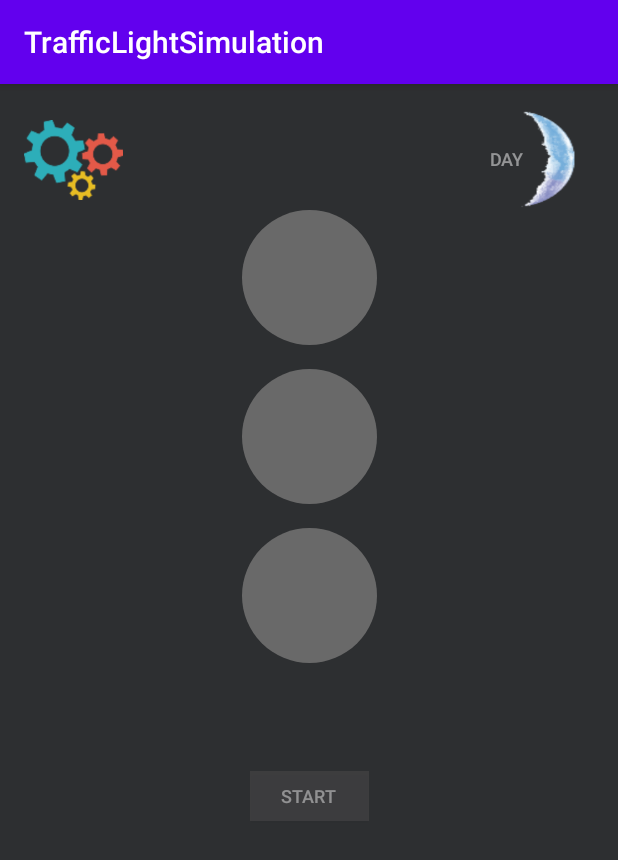
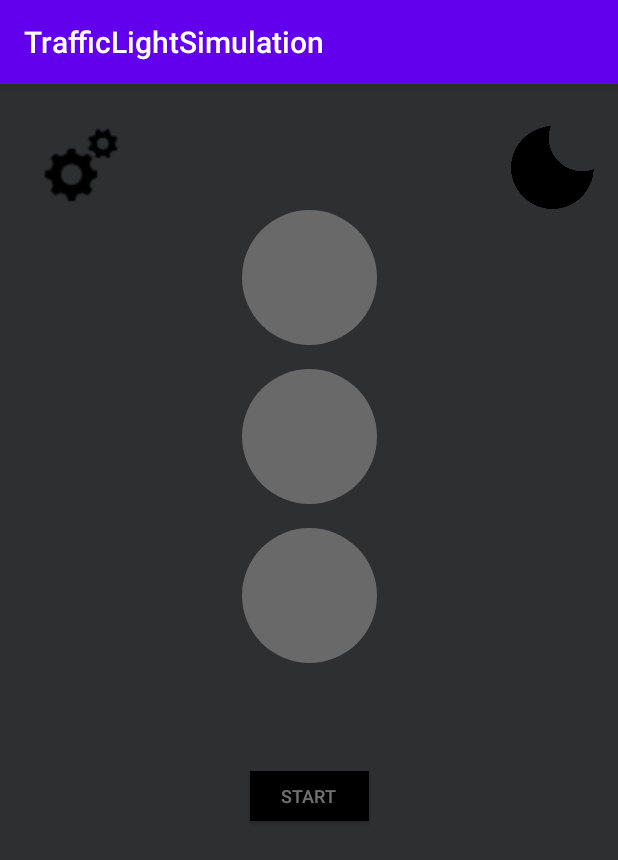
Before and after one commit to arinavalkova/traffic_light_simulation_for_android, an Android app: the screen it shows after launch (MainActivity), on a phone screen of 412 x 824 dp. Shown: the top 860 px of the screen. Run offline under Robolectric (Android 15) with nearby library versions, the phone set to English and light mode, and no system bars.

Commit message:
changed icons

```diff
--- a/app/src/main/java/com/westochka/trafficlightsimulation/MainActivity.java
+++ b/app/src/main/java/com/westochka/trafficlightsimulation/MainActivity.java
@@ -265,8 +265,7 @@ public class MainActivity extends AppCompatActivity
             @Override
             public void run()
             {
-                //dayNightButton.setForeground(getResources().getDrawable(R.drawable.blue_moon));
-                dayNightButton.setText(Consts.NIGHT_MODE_TEXT);
+                dayNightButton.setForeground(getResources().getDrawable(R.drawable.whitemoon));
             }
         });
     }
@@ -279,8 +278,7 @@ public class MainActivity extends AppCompatActivity
             @Override
             public void run()
             {
-                //dayNightButton.setForeground(getResources().getDrawable(R.drawable.yellow_moon));
-                dayNightButton.setText(Consts.DAY_MODE_TEXT);
+                dayNightButton.setForeground(getResources().getDrawable(R.drawable.blackmoon));
             }
         });
     }
--- a/app/src/main/res/layout/activity_main.xml
+++ b/app/src/main/res/layout/activity_main.xml
@@ -18,12 +18,12 @@
 
     <Button
         android:id="@+id/settingsButton"
-        android:layout_width="66dp"
-        android:layout_height="53dp"
-        android:layout_marginStart="16dp"
+        android:layout_width="60dp"
+        android:layout_height="60dp"
+        android:layout_marginStart="24dp"
         android:layout_marginTop="24dp"
         android:background="#00FFFFFF"
-        android:foreground="@drawable/gear"
+        android:foreground="@drawable/gear2"
         android:onClick="onClickSettings"
         android:textAlignment="viewStart"
         android:textColor="#7EFFFFFF"
@@ -77,7 +77,7 @@
         style="@android:style/Widget.Material.Light.Button.Toggle"
         android:layout_width="79dp"
         android:layout_height="33dp"
-        android:background="#1DB5A8A8"
+        android:background="#000000"
         android:onClick="onClickStartOrStopButton"
         android:shadowDx="100"
         android:shadowRadius="100"
@@ -92,18 +92,17 @@
 
     <Button
         android:id="@+id/dayOrNightModeButton"
-        android:layout_width="84dp"
-        android:layout_height="68dp"
-        android:layout_marginTop="16dp"
+        android:layout_width="55dp"
+        android:layout_height="55dp"
+        android:layout_marginTop="28dp"
         android:background="#00FFFFFF"
-        android:foreground="@drawable/colourful_moon"
+        android:foreground="@drawable/blackmoon"
         android:onClick="onClickDayOrNightMode"
-        android:text="day"
         android:textAlignment="viewStart"
         android:textColor="#7EFFFFFF"
         android:textSize="12sp"
         app:layout_constraintEnd_toEndOf="parent"
-        app:layout_constraintHorizontal_bias="0.996"
+        app:layout_constraintHorizontal_bias="0.955"
         app:layout_constraintStart_toStartOf="parent"
         app:layout_constraintTop_toTopOf="parent" />
 
```
Also changed, not shown: app/src/main/res/drawable/blackmoon.png (added), app/src/main/res/drawable/colourful_moon.png (deleted), app/src/main/res/drawable/gear.png (deleted), app/src/main/res/drawable/whitemoon.png (added).
